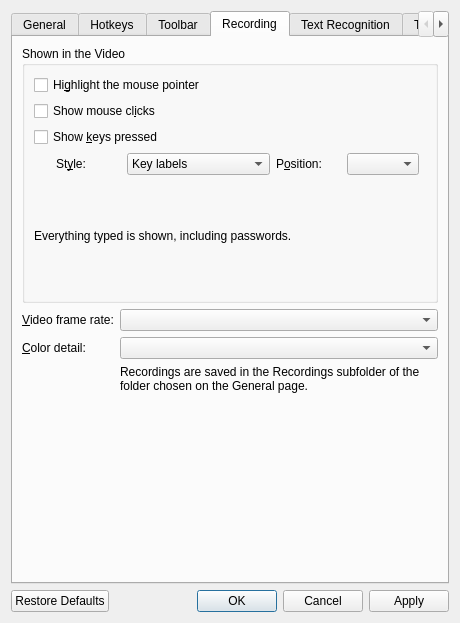
ChickenSeller/glimpse, file src/settings/SettingsDialog.ui: the form before one commit.
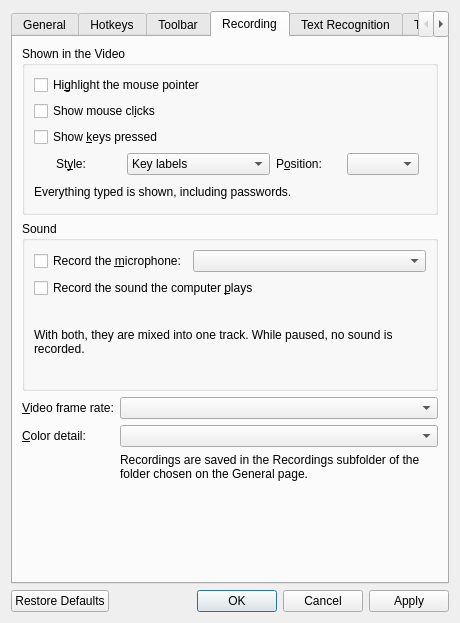
The form after the commit. The open tabs and pages were chosen to show the change. Custom widgets are drawn as their Qt base class.

Commit message: Record sound with the screen: microphone, what the computer plays, or both

Patch:
```diff
--- a/src/settings/SettingsDialog.ui
+++ b/src/settings/SettingsDialog.ui
@@ -737,6 +737,45 @@
          </layout>
         </widget>
        </item>
+       <item>
+        <widget class="QGroupBox" name="recordSoundGroup">
+         <property name="title">
+          <string>Sound</string>
+         </property>
+         <layout class="QGridLayout" name="recordSoundLayout" columnstretch="0,1">
+          <item row="0" column="0">
+           <widget class="QCheckBox" name="recordMicrophoneCheck">
+            <property name="text">
+             <string>Record the &amp;microphone:</string>
+            </property>
+           </widget>
+          </item>
+          <item row="0" column="1">
+           <widget class="QComboBox" name="recordMicrophoneCombo"/>
+          </item>
+          <item row="1" column="0" colspan="2">
+           <widget class="QCheckBox" name="recordSystemAudioCheck">
+            <property name="text">
+             <string>Record the sound the computer &amp;plays</string>
+            </property>
+           </widget>
+          </item>
+          <item row="2" column="0" colspan="2">
+           <widget class="QLabel" name="recordSoundNote">
+            <property name="text">
+             <string>With both, they are mixed into one track. While paused, no sound is recorded.</string>
+            </property>
+            <property name="wordWrap">
+             <bool>true</bool>
+            </property>
+            <property name="foregroundRole">
+             <enum>QPalette::PlaceholderText</enum>
+            </property>
+           </widget>
+          </item>
+         </layout>
+        </widget>
+       </item>
        <item>
         <layout class="QFormLayout" name="recordForm">
          <item row="0" column="0">
```
The commit also changes 44 other files.
